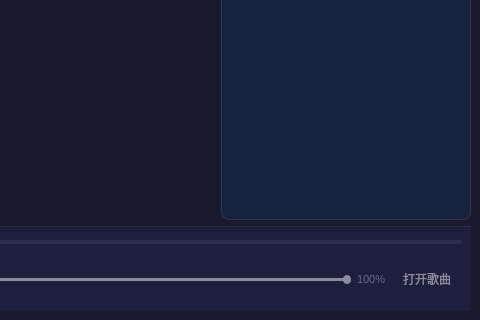
Above: untitled/mainwindow.ui from Psta1/music before the change; both pictures show x 570 to 1050 and y 330 to 650 of the 1050 by 650 pixel window. Below: the same form after it.
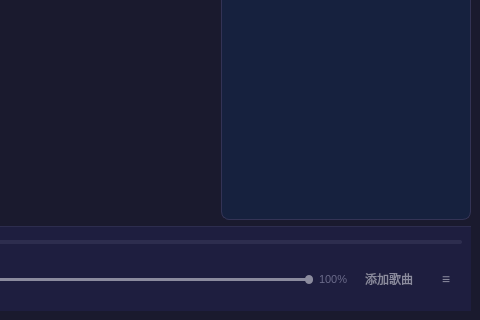
That is the form after the change.

```diff
--- a/untitled/mainwindow.ui
+++ b/untitled/mainwindow.ui
@@ -230,7 +230,16 @@
            <property name="styleSheet">
             <string>QPushButton { background-color: transparent; color: #8b8b9e; border: none; font-size: 12px; padding: 4px 8px; } QPushButton:hover { color: #ffffff; }</string>
            </property>
-           <property name="text"><string>打开歌曲</string></property>
+           <property name="text"><string>添加歌曲</string></property>
+          </widget>
+         </item>
+         <item>
+          <widget class="QPushButton" name="togglePlaylistBtn">
+           <property name="minimumSize"><size><width>32</width><height>32</height></size></property>
+           <property name="styleSheet">
+            <string>QPushButton { background-color: transparent; color: #8b8b9e; border: none; font-size: 14px; } QPushButton:hover { color: #ffffff; }</string>
+           </property>
+           <property name="text"><string>≡</string></property>
           </widget>
          </item>
         </layout>
```
